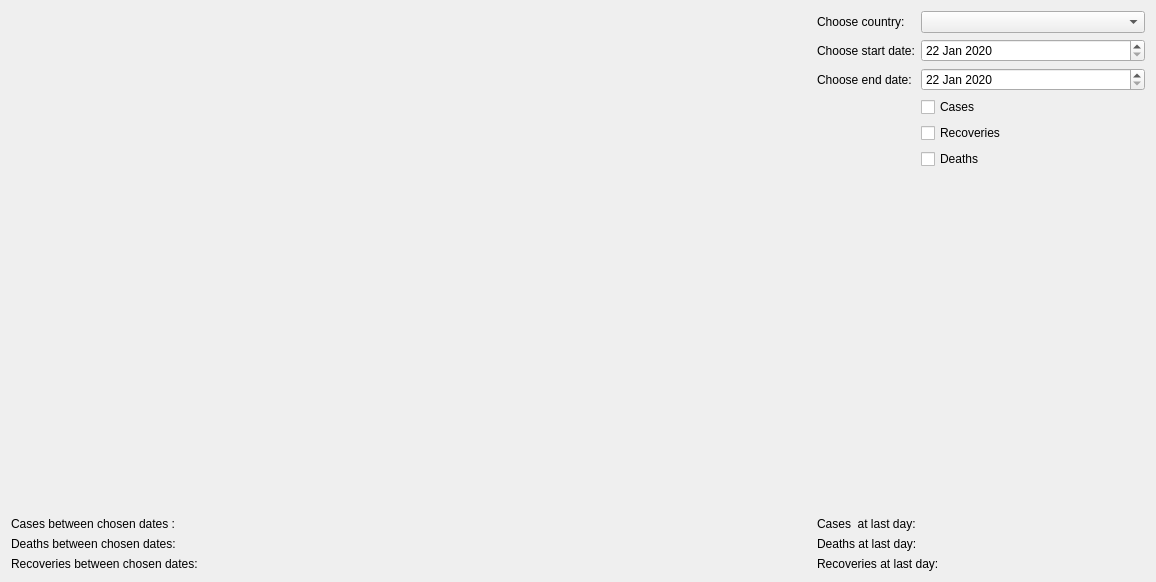
Old version of the form Covid-19_DataVisualization/basicanalysiswiget.ui in the repository anmaber/COVID-19_DataVisualization.
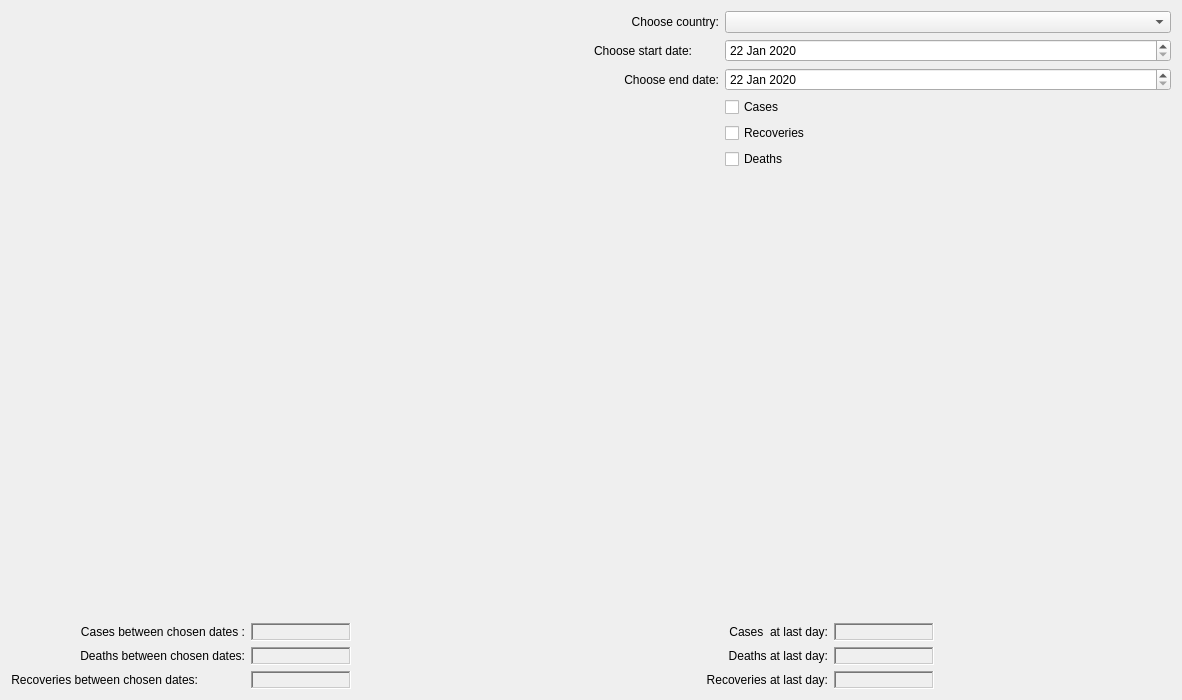
New version of the form. Custom widgets are drawn as their Qt base class.

Diff of the .ui file:
```diff
--- a/Covid-19_DataVisualization/basicanalysiswiget.ui
+++ b/Covid-19_DataVisualization/basicanalysiswiget.ui
@@ -6,50 +6,125 @@
    <rect>
     <x>0</x>
     <y>0</y>
-    <width>836</width>
-    <height>467</height>
+    <width>1182</width>
+    <height>700</height>
    </rect>
   </property>
+  <property name="sizePolicy">
+   <sizepolicy hsizetype="MinimumExpanding" vsizetype="MinimumExpanding">
+    <horstretch>0</horstretch>
+    <verstretch>0</verstretch>
+   </sizepolicy>
+  </property>
+  <property name="minimumSize">
+   <size>
+    <width>1182</width>
+    <height>700</height>
+   </size>
+  </property>
   <property name="windowTitle">
    <string>Form</string>
   </property>
   <layout class="QGridLayout" name="gridLayout_2">
-   <item row="0" column="0">
-    <widget class="QCustomPlot" name="chart" native="true">
-     <property name="sizePolicy">
-      <sizepolicy hsizetype="MinimumExpanding" vsizetype="MinimumExpanding">
-       <horstretch>0</horstretch>
-       <verstretch>0</verstretch>
-      </sizepolicy>
-     </property>
-     <property name="minimumSize">
-      <size>
-       <width>800</width>
-       <height>500</height>
-      </size>
-     </property>
-    </widget>
-   </item>
    <item row="0" column="1">
     <layout class="QVBoxLayout" name="verticalLayout">
      <item>
       <layout class="QFormLayout" name="formLayout">
        <item row="0" column="0">
         <widget class="QLabel" name="labelChooseCountry">
+         <property name="sizePolicy">
+          <sizepolicy hsizetype="MinimumExpanding" vsizetype="Preferred">
+           <horstretch>0</horstretch>
+           <verstretch>0</verstretch>
+          </sizepolicy>
+         </property>
+         <property name="minimumSize">
+          <size>
+           <width>125</width>
+           <height>0</height>
+          </size>
+         </property>
          <property name="text">
           <string>Choose country:</string>
          </property>
+         <property name="alignment">
+          <set>Qt::AlignRight|Qt::AlignTrailing|Qt::AlignVCenter</set>
+         </property>
+        </widget>
+       </item>
+       <item row="0" column="1">
+        <widget class="QComboBox" name="comboBox">
+         <property name="sizePolicy">
+          <sizepolicy hsizetype="MinimumExpanding" vsizetype="Fixed">
+           <horstretch>0</horstretch>
+           <verstretch>0</verstretch>
+          </sizepolicy>
+         </property>
+        </widget>
+       </item>
+       <item row="1" column="0">
+        <widget class="QLabel" name="label">
+         <property name="sizePolicy">
+          <sizepolicy hsizetype="MinimumExpanding" vsizetype="Preferred">
+           <horstretch>0</horstretch>
+           <verstretch>0</verstretch>
+          </sizepolicy>
+         </property>
+         <property name="text">
+          <string>Choose start date:</string>
+         </property>
+         <property name="alignment">
+          <set>Qt::AlignRight|Qt::AlignTrailing|Qt::AlignVCenter</set>
+         </property>
+        </widget>
+       </item>
+       <item row="1" column="1">
+        <widget class="QDateEdit" name="dateEditStart">
+         <property name="sizePolicy">
+          <sizepolicy hsizetype="MinimumExpanding" vsizetype="Fixed">
+           <horstretch>0</horstretch>
+           <verstretch>0</verstretch>
+          </sizepolicy>
+         </property>
+         <property name="minimumDate">
+          <date>
+           <year>2020</year>
+           <month>1</month>
+           <day>22</day>
+          </date>
+         </property>
         </widget>
        </item>
        <item row="2" column="0">
         <widget class="QLabel" name="labelChoodeDate">
+         <property name="sizePolicy">
+          <sizepolicy hsizetype="MinimumExpanding" vsizetype="Preferred">
+           <horstretch>0</horstretch>
+           <verstretch>0</verstretch>
+          </sizepolicy>
+         </property>
+         <property name="minimumSize">
+          <size>
+           <width>125</width>
+           <height>0</height>
+          </size>
+         </property>
          <property name="text">
           <string>Choose end date:</string>
          </property>
+         <property name="alignment">
+          <set>Qt::AlignRight|Qt::AlignTrailing|Qt::AlignVCenter</set>
+         </property>
         </widget>
        </item>
        <item row="2" column="1">
         <widget class="QDateEdit" name="dateEdit">
+         <property name="sizePolicy">
+          <sizepolicy hsizetype="MinimumExpanding" vsizetype="Fixed">
+           <horstretch>0</horstretch>
+           <verstretch>0</verstretch>
+          </sizepolicy>
+         </property>
          <property name="minimumDate">
           <date>
            <year>2020</year>
@@ -66,11 +141,14 @@
          </property>
         </widget>
        </item>
-       <item row="0" column="1">
-        <widget class="QComboBox" name="comboBox"/>
-       </item>
        <item row="4" column="1">
         <widget class="QCheckBox" name="checkBox">
+         <property name="sizePolicy">
+          <sizepolicy hsizetype="MinimumExpanding" vsizetype="Fixed">
+           <horstretch>0</horstretch>
+           <verstretch>0</verstretch>
+          </sizepolicy>
+         </property>
          <property name="font">
           <font>
            <weight>50</weight>
@@ -84,6 +162,12 @@
        </item>
        <item row="5" column="1">
         <widget class="QCheckBox" name="checkRecoveries">
+         <property name="sizePolicy">
+          <sizepolicy hsizetype="MinimumExpanding" vsizetype="Fixed">
+           <horstretch>0</horstretch>
+           <verstretch>0</verstretch>
+          </sizepolicy>
+         </property>
          <property name="text">
           <string>Recoveries</string>
          </property>
@@ -91,197 +175,351 @@
        </item>
        <item row="6" column="1">
         <widget class="QCheckBox" name="checkDeaths">
+         <property name="sizePolicy">
+          <sizepolicy hsizetype="MinimumExpanding" vsizetype="Fixed">
+           <horstretch>0</horstretch>
+           <verstretch>0</verstretch>
+          </sizepolicy>
+         </property>
          <property name="text">
           <string>Deaths</string>
          </property>
         </widget>
        </item>
-       <item row="1" column="0">
-        <widget class="QLabel" name="label">
-         <property name="text">
-          <string>Choose start date:</string>
-         </property>
-        </widget>
-       </item>
-       <item row="1" column="1">
-        <widget class="QDateEdit" name="dateEditStart">
-         <property name="minimumDate">
-          <date>
-           <year>2020</year>
-           <month>1</month>
-           <day>22</day>
-          </date>
-         </property>
-        </widget>
-       </item>
       </layout>
      </item>
     </layout>
    </item>
-   <item row="1" column="0">
-    <layout class="QFormLayout" name="formLayout_3">
-     <item row="0" column="0">
-      <widget class="QLabel" name="labelCases">
-       <property name="text">
-        <string>Cases between chosen dates :</string>
-       </property>
-      </widget>
-     </item>
-     <item row="1" column="0">
-      <widget class="QLabel" name="labelDeaths">
-       <property name="text">
-        <string>Deaths between chosen dates:</string>
-       </property>
-      </widget>
-     </item>
-     <item row="2" column="0">
-      <widget class="QLabel" name="labelRecoveries">
-       <property name="text">
-        <string>Recoveries between chosen dates:</string>
-       </property>
-      </widget>
-     </item>
-     <item row="0" column="1">
-      <widget class="QLabel" name="Cases">
-       <property name="sizePolicy">
-        <sizepolicy hsizetype="MinimumExpanding" vsizetype="Preferred">
-         <horstretch>0</horstretch>
-         <verstretch>0</verstretch>
-        </sizepolicy>
-       </property>
-       <property name="minimumSize">
-        <size>
-         <width>200</width>
-         <height>0</height>
-        </size>
-       </property>
-       <property name="text">
-        <string/>
-       </property>
-      </widget>
-     </item>
-     <item row="1" column="1">
-      <widget class="QLabel" name="Deaths">
-       <property name="sizePolicy">
-        <sizepolicy hsizetype="MinimumExpanding" vsizetype="Preferred">
-         <horstretch>0</horstretch>
-         <verstretch>0</verstretch>
-        </sizepolicy>
-       </property>
-       <property name="minimumSize">
-        <size>
-         <width>200</width>
-         <height>0</height>
-        </size>
-       </property>
-       <property name="text">
-        <string/>
-       </property>
-      </widget>
-     </item>
-     <item row="2" column="1">
-      <widget class="QLabel" name="Recoveries">
-       <property name="sizePolicy">
-        <sizepolicy hsizetype="MinimumExpanding" vsizetype="Preferred">
-         <horstretch>0</horstretch>
-         <verstretch>0</verstretch>
-        </sizepolicy>
-       </property>
-       <property name="minimumSize">
-        <size>
-         <width>200</width>
-         <height>0</height>
-        </size>
-       </property>
-       <property name="text">
-        <string/>
-       </property>
-      </widget>
-     </item>
-    </layout>
-   </item>
    <item row="1" column="1">
     <layout class="QFormLayout" name="formLayout_2">
      <item row="0" column="0">
       <widget class="QLabel" name="labelCatDay">
+       <property name="minimumSize">
+        <size>
+         <width>234</width>
+         <height>0</height>
+        </size>
+       </property>
        <property name="text">
         <string>Cases  at last day:</string>
        </property>
+       <property name="alignment">
+        <set>Qt::AlignRight|Qt::AlignTrailing|Qt::AlignVCenter</set>
+       </property>
       </widget>
      </item>
      <item row="0" column="1">
       <widget class="QLabel" name="CatDay">
        <property name="sizePolicy">
-        <sizepolicy hsizetype="MinimumExpanding" vsizetype="Preferred">
+        <sizepolicy hsizetype="Fixed" vsizetype="Fixed">
          <horstretch>0</horstretch>
          <verstretch>0</verstretch>
         </sizepolicy>
        </property>
        <property name="minimumSize">
         <size>
-         <width>200</width>
+         <width>100</width>
          <height>0</height>
         </size>
        </property>
+       <property name="frameShape">
+        <enum>QFrame::WinPanel</enum>
+       </property>
+       <property name="frameShadow">
+        <enum>QFrame::Sunken</enum>
+       </property>
+       <property name="lineWidth">
+        <number>2</number>
+       </property>
+       <property name="midLineWidth">
+        <number>3</number>
+       </property>
        <property name="text">
         <string/>
        </property>
+       <property name="alignment">
+        <set>Qt::AlignRight|Qt::AlignTrailing|Qt::AlignVCenter</set>
+       </property>
       </widget>
      </item>
      <item row="1" column="0">
       <widget class="QLabel" name="labelDatDay">
+       <property name="minimumSize">
+        <size>
+         <width>234</width>
+         <height>0</height>
+        </size>
+       </property>
        <property name="text">
         <string>Deaths at last day:</string>
        </property>
+       <property name="alignment">
+        <set>Qt::AlignRight|Qt::AlignTrailing|Qt::AlignVCenter</set>
+       </property>
       </widget>
      </item>
      <item row="2" column="0">
       <widget class="QLabel" name="labelRatDay">
+       <property name="minimumSize">
+        <size>
+         <width>234</width>
+         <height>0</height>
+        </size>
+       </property>
        <property name="text">
         <string>Recoveries at last day:</string>
        </property>
+       <property name="alignment">
+        <set>Qt::AlignRight|Qt::AlignTrailing|Qt::AlignVCenter</set>
+       </property>
       </widget>
      </item>
      <item row="2" column="1">
       <widget class="QLabel" name="RatDay">
        <property name="sizePolicy">
-        <sizepolicy hsizetype="MinimumExpanding" vsizetype="Preferred">
+        <sizepolicy hsizetype="Fixed" vsizetype="Fixed">
          <horstretch>0</horstretch>
          <verstretch>0</verstretch>
         </sizepolicy>
        </property>
        <property name="minimumSize">
         <size>
-         <width>200</width>
+         <width>100</width>
          <height>0</height>
         </size>
        </property>
+       <property name="frameShape">
+        <enum>QFrame::WinPanel</enum>
+       </property>
+       <property name="frameShadow">
+        <enum>QFrame::Sunken</enum>
+       </property>
+       <property name="lineWidth">
+        <number>2</number>
+       </property>
+       <property name="midLineWidth">
+        <number>3</number>
+       </property>
        <property name="text">
         <string/>
        </property>
+       <property name="alignment">
+        <set>Qt::AlignRight|Qt::AlignTrailing|Qt::AlignVCenter</set>
+       </property>
       </widget>
      </item>
      <item row="1" column="1">
       <widget class="QLabel" name="DatDay">
        <property name="sizePolicy">
-        <sizepolicy hsizetype="MinimumExpanding" vsizetype="Preferred">
+        <sizepolicy hsizetype="Fixed" vsizetype="Fixed">
          <horstretch>0</horstretch>
          <verstretch>0</verstretch>
         </sizepolicy>
        </property>
        <property name="minimumSize">
         <size>
-         <width>200</width>
+         <width>100</width>
          <height>0</height>
         </size>
        </property>
+       <property name="frameShape">
+        <enum>QFrame::WinPanel</enum>
+       </property>
+       <property name="frameShadow">
+        <enum>QFrame::Sunken</enum>
+       </property>
+       <property name="lineWidth">
+        <number>2</number>
+       </property>
+       <property name="midLineWidth">
+        <number>3</number>
+       </property>
        <property name="text">
         <string/>
        </property>
+       <property name="alignment">
+        <set>Qt::AlignRight|Qt::AlignTrailing|Qt::AlignVCenter</set>
+       </property>
       </widget>
      </item>
     </layout>
    </item>
+   <item row="1" column="0">
+    <layout class="QFormLayout" name="formLayout_3">
+     <item row="0" column="0">
+      <widget class="QLabel" name="labelCases">
+       <property name="minimumSize">
+        <size>
+         <width>234</width>
+         <height>0</height>
+        </size>
+       </property>
+       <property name="layoutDirection">
+        <enum>Qt::RightToLeft</enum>
+       </property>
+       <property name="text">
+        <string>Cases between chosen dates :</string>
+       </property>
+       <property name="alignment">
+        <set>Qt::AlignRight|Qt::AlignTrailing|Qt::AlignVCenter</set>
+       </property>
+      </widget>
+     </item>
+     <item row="0" column="1">
+      <widget class="QLabel" name="Cases">
+       <property name="sizePolicy">
+        <sizepolicy hsizetype="Fixed" vsizetype="Fixed">
+         <horstretch>0</horstretch>
+         <verstretch>0</verstretch>
+        </sizepolicy>
+       </property>
+       <property name="minimumSize">
+        <size>
+         <width>100</width>
+         <height>0</height>
+        </size>
+       </property>
+       <property name="layoutDirection">
+        <enum>Qt::LeftToRight</enum>
+       </property>
+       <property name="frameShape">
+        <enum>QFrame::WinPanel</enum>
+       </property>
+       <property name="frameShadow">
+        <enum>QFrame::Sunken</enum>
+       </property>
+       <property name="lineWidth">
+        <number>2</number>
+       </property>
+       <property name="midLineWidth">
+        <number>3</number>
+       </property>
+       <property name="text">
+        <string/>
+       </property>
+       <property name="alignment">
+        <set>Qt::AlignRight|Qt::AlignTrailing|Qt::AlignVCenter</set>
+       </property>
+      </widget>
+     </item>
+     <item row="1" column="0">
+      <widget class="QLabel" name="labelDeaths">
+       <property name="minimumSize">
+        <size>
+         <width>234</width>
+         <height>0</height>
+        </size>
+       </property>
+       <property name="text">
+        <string>Deaths between chosen dates:</string>
+       </property>
+       <property name="alignment">
+        <set>Qt::AlignRight|Qt::AlignTrailing|Qt::AlignVCenter</set>
+       </property>
+      </widget>
+     </item>
+     <item row="1" column="1">
+      <widget class="QLabel" name="Deaths">
+       <property name="enabled">
+        <bool>true</bool>
+       </property>
+       <property name="sizePolicy">
+        <sizepolicy hsizetype="Fixed" vsizetype="Fixed">
+         <horstretch>0</horstretch>
+         <verstretch>0</verstretch>
+        </sizepolicy>
+       </property>
+       <property name="minimumSize">
+        <size>
+         <width>100</width>
+         <height>0</height>
+        </size>
+       </property>
+       <property name="layoutDirection">
+        <enum>Qt::LeftToRight</enum>
+       </property>
+       <property name="frameShape">
+        <enum>QFrame::WinPanel</enum>
+       </property>
+       <property name="frameShadow">
+        <enum>QFrame::Sunken</enum>
+       </property>
+       <property name="lineWidth">
+        <number>2</number>
+       </property>
+       <property name="midLineWidth">
+        <number>3</number>
+       </property>
+       <property name="text">
+        <string/>
+       </property>
+       <property name="alignment">
+        <set>Qt::AlignRight|Qt::AlignTrailing|Qt::AlignVCenter</set>
+       </property>
+      </widget>
+     </item>
+     <item row="2" column="0">
+      <widget class="QLabel" name="labelRecoveries">
+       <property name="text">
+        <string>Recoveries between chosen dates:</string>
+       </property>
+       <property name="alignment">
+        <set>Qt::AlignRight|Qt::AlignTrailing|Qt::AlignVCenter</set>
+       </property>
+      </widget>
+     </item>
+     <item row="2" column="1">
+      <widget class="QLabel" name="Recoveries">
+       <property name="sizePolicy">
+        <sizepolicy hsizetype="Fixed" vsizetype="Fixed">
+         <horstretch>0</horstretch>
+         <verstretch>0</verstretch>
+        </sizepolicy>
+       </property>
+       <property name="minimumSize">
+        <size>
+         <width>100</width>
+         <height>0</height>
+        </size>
+       </property>
+       <property name="frameShape">
+        <enum>QFrame::WinPanel</enum>
+       </property>
+       <property name="frameShadow">
+        <enum>QFrame::Sunken</enum>
+       </property>
+       <property name="lineWidth">
+        <number>2</number>
+       </property>
+       <property name="midLineWidth">
+        <number>3</number>
+       </property>
+       <property name="text">
+        <string/>
+       </property>
+       <property name="alignment">
+        <set>Qt::AlignRight|Qt::AlignTrailing|Qt::AlignVCenter</set>
+       </property>
+      </widget>
+     </item>
+    </layout>
+   </item>
+   <item row="0" column="0">
+    <widget class="QCustomPlot" name="chart" native="true">
+     <property name="sizePolicy">
+      <sizepolicy hsizetype="MinimumExpanding" vsizetype="MinimumExpanding">
+       <horstretch>0</horstretch>
+       <verstretch>0</verstretch>
+      </sizepolicy>
+     </property>
+     <property name="minimumSize">
+      <size>
+       <width>500</width>
+       <height>500</height>
+      </size>
+     </property>
+    </widget>
+   </item>
   </layout>
  </widget>
  <customwidgets>
```
Left out of the diff: 2 changed lines with no effect on the pictures.
